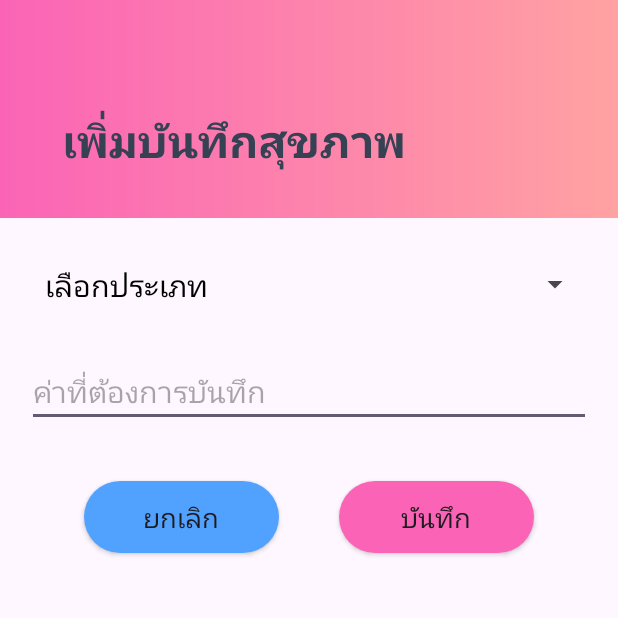
After one commit to thaksaporn0164/catcareapp, an Android app built with Jetpack Compose: the AddNoteActivity screen opened directly, with no data from a screen before it, on a phone screen of 412 x 824 dp, the top half of it. The commit adds this screen. Run offline under Robolectric (Android 15) with nearby library versions, the phone set to English and light mode, and no system bars.

Commit message:
create add note activity

```diff
--- a/app/src/main/AndroidManifest.xml
+++ b/app/src/main/AndroidManifest.xml
@@ -34,9 +34,9 @@
 
         <!-- (ไม่บังคับ) หน้า 3 -->
         <activity
-            android:name=".CatInfoActivity"
+            android:name=".AddNoteActivity"
             android:exported="false"
-            android:label="@string/cat_info_title"/>
+            android:label="@string/Addnote_title"/>
 
         <activity
             android:name=".MainActivity"
--- /dev/null
+++ b/app/src/main/java/com/example/catcare/AddNoteActivity.kt
@@ -0,0 +1,80 @@
+package com.example.catcare
+
+import android.graphics.Color
+import android.os.Bundle
+import android.view.View
+import android.view.ViewGroup
+import android.widget.AdapterView
+import android.widget.ArrayAdapter
+import android.widget.Button
+import android.widget.Spinner
+import android.widget.TextView
+import android.widget.Toast
+import androidx.activity.ComponentActivity
+
+class AddNoteActivity : ComponentActivity() {
+
+    private lateinit var noteType: Spinner
+    private lateinit var btnSaveNote: Button
+    private lateinit var btnCancel: Button
+
+
+    override fun onCreate(savedInstanceState: Bundle?) {
+        super.onCreate(savedInstanceState)
+        setContentView(R.layout.activity_add_note)
+
+        noteType = findViewById(R.id.noteType)
+        btnSaveNote = findViewById(R.id.btnSaveNote)
+        btnCancel = findViewById(R.id.btnCancel)
+
+        val adapter = object : ArrayAdapter<String>(
+            this,
+            R.layout.spinner_item,
+            resources.getStringArray(R.array.note_type)
+        ) {
+            override fun getDropDownView(
+                position: Int,
+                convertView: View?,
+                parent: ViewGroup
+            ): View {
+                val view = super.getDropDownView(position, convertView, parent)
+                val tv = view as TextView
+                if (position == 0) {
+                    tv.setTextColor(Color.GRAY)
+                } else {
+                    tv.setTextColor(Color.BLACK)
+                }
+                return view
+            }
+        }
+
+        adapter.setDropDownViewResource(R.layout.spinner_dropdown_item)
+        noteType.adapter = adapter
+
+        // ตั้งค่า default ให้เลือก placeholder
+        noteType.setSelection(0)
+
+        noteType.onItemSelectedListener = object : AdapterView.OnItemSelectedListener {
+            override fun onItemSelected(
+                parent: AdapterView<*>,
+                view: View?,
+                position: Int,
+                id: Long
+            ) {
+                if (position != 0) {
+                    val selected = parent.getItemAtPosition(position).toString()
+                    Toast.makeText(this@AddNoteActivity, "คุณเลือก: $selected", Toast.LENGTH_SHORT).show()
+                }
+            }
+
+            override fun onNothingSelected(parent: AdapterView<*>) {}
+        }
+
+        btnSaveNote.setOnClickListener {
+            finish()
+        }
+        btnCancel.setOnClickListener {
+            finish()
+        }
+    }
+}
--- a/app/src/main/java/com/example/catcare/NoteActivity.kt
+++ b/app/src/main/java/com/example/catcare/NoteActivity.kt
@@ -8,13 +8,19 @@ class NoteActivity: ComponentActivity() {
 
     private lateinit var btnBack: ImageButton
 
+    private lateinit var btnAddNote: ImageButton
+
     override fun onCreate(savedInstanceState: Bundle?) {
         super.onCreate(savedInstanceState)
         setContentView(R.layout.activity_note)
         btnBack = findViewById(R.id.btnBack)
+        btnAddNote = findViewById(R.id.btnAddNote)
 
         btnBack.setOnClickListener {
             finish()
         }
+
+        btnAddNote.setOnClickListener {
+            startActivity(android.content.Intent(this, AddNoteActivity::class.java))        }
     }
 }
--- a/app/src/main/java/com/example/catcare/VaccineActivity.kt
+++ b/app/src/main/java/com/example/catcare/VaccineActivity.kt
@@ -16,7 +16,6 @@ import org.threeten.bp.ZoneId
 import org.threeten.bp.temporal.ChronoUnit
 import java.util.Calendar
 import java.util.Locale
-import java.util.concurrent.TimeUnit
 
 class VaccineActivity : ComponentActivity() {
 
--- /dev/null
+++ b/app/src/main/res/drawable/selector_btn_bg_note.xml
@@ -0,0 +1,8 @@
+<?xml version="1.0" encoding="utf-8"?>
+<selector xmlns:android="http://schemas.android.com/apk/res/android">
+
+    <item android:drawable="@drawable/shape_btn_bg_note_pressed"
+        android:state_pressed="true"/>
+    <item android:drawable="@drawable/shape_btn_bg_note_normal"/>
+
+</selector>
--- /dev/null
+++ b/app/src/main/res/drawable/shape_btn_bg_note_normal.xml
@@ -0,0 +1,12 @@
+<?xml version="1.0" encoding="utf-8"?>
+<shape xmlns:android="http://schemas.android.com/apk/res/android">
+
+    <solid android:color="#FB64B6" />
+    <corners android:radius="100dp" />
+    <padding
+        android:bottom="10dp"
+        android:left="10dp"
+        android:right="10dp"
+        android:top="10dp" />
+
+</shape>
--- /dev/null
+++ b/app/src/main/res/drawable/shape_btn_bg_note_pressed.xml
@@ -0,0 +1,12 @@
+<?xml version="1.0" encoding="utf-8"?>
+<shape xmlns:android="http://schemas.android.com/apk/res/android">
+
+    <solid android:color="#fa329f" />
+    <corners android:radius="100dp" />
+    <padding
+        android:bottom="10dp"
+        android:left="10dp"
+        android:right="10dp"
+        android:top="10dp" />
+
+</shape>
--- /dev/null
+++ b/app/src/main/res/layout/activity_add_note.xml
@@ -0,0 +1,75 @@
+<?xml version="1.0" encoding="utf-8"?>
+<LinearLayout xmlns:android="http://schemas.android.com/apk/res/android"
+    android:layout_width="match_parent"
+    android:layout_height="match_parent"
+    android:orientation="vertical">
+
+    <LinearLayout
+        android:layout_width="match_parent"
+        android:layout_height="wrap_content"
+        android:background="@drawable/shape_bg_note"
+        android:gravity="center_vertical"
+        android:orientation="horizontal">
+
+        <TextView
+            android:layout_width="match_parent"
+            android:layout_height="wrap_content"
+            android:layout_marginTop="20dp"
+            android:padding="41dp"
+            android:text="@string/Addnote_title"
+            android:textColor="#364153"
+            android:textSize="30sp"
+            android:textStyle="bold" />
+
+    </LinearLayout>
+
+    <LinearLayout
+        android:layout_width="match_parent"
+        android:layout_height="wrap_content"
+        android:orientation="vertical"
+        android:padding="18dp">
+
+        <Spinner
+            android:id="@+id/noteType"
+            android:layout_width="match_parent"
+            android:layout_height="wrap_content" />
+
+        <EditText
+            android:layout_width="match_parent"
+            android:layout_height="wrap_content"
+            android:gravity="left"
+            android:hint="ค่าที่ต้องการบันทึก"
+            android:paddingTop="30dp"
+            android:paddingBottom="10dp"
+            android:textSize="20sp" />
+
+        <LinearLayout
+            android:layout_width="match_parent"
+            android:layout_height="wrap_content"
+            android:orientation="horizontal"
+            android:gravity="center"
+            android:layout_margin="16dp"
+            >
+            <Button
+                android:id="@+id/btnCancel"
+                android:layout_width="130dp"
+                android:layout_height="wrap_content"
+                android:text="ยกเลิก"
+                android:layout_margin="20dp"
+                android:textSize="18dp"
+                android:background="@drawable/selector_btn_bg_vac"
+                />
+            <Button
+                android:id="@+id/btnSaveNote"
+                android:layout_width="130dp"
+                android:layout_height="wrap_content"
+                android:text="บันทึก"
+                android:layout_margin="20dp"
+                android:textSize="18dp"
+                android:background="@drawable/selector_btn_bg_note"/>
+
+        </LinearLayout>
+
+
+    </LinearLayout>
+</LinearLayout>
--- a/app/src/main/res/layout/activity_note.xml
+++ b/app/src/main/res/layout/activity_note.xml
@@ -34,6 +34,7 @@
             android:textStyle="bold" />
 
         <ImageButton
+            android:id="@+id/btnAddNote"
             android:layout_width="35dp"
             android:layout_height="35dp"
             android:layout_marginTop="22dp"
--- /dev/null
+++ b/app/src/main/res/layout/spinner_item.xml
@@ -0,0 +1,8 @@
+<?xml version="1.0" encoding="utf-8"?>
+<TextView xmlns:android="http://schemas.android.com/apk/res/android"
+    android:id="@+id/text1"
+    android:layout_width="match_parent"
+    android:layout_height="wrap_content"
+    android:padding="12dp"
+    android:textSize="20sp"
+    android:textColor="@android:color/black" />
--- a/app/src/main/res/values/strings.xml
+++ b/app/src/main/res/values/strings.xml
@@ -5,4 +5,13 @@
     <string name="catName">Milky❤️</string>
     <string name="Timer_Title">ตั้งแจ้งเตือน</string>
     <string name="Note_title">บันทึกสุขภาพ</string>
+    <string name="Addnote_title">เพิ่มบันทึกสุขภาพ</string>
+    <string-array name="note_type">
+        <item>เลือกประเภท</item>
+        <item>อุณหภูมิ (°C)</item>
+        <item>น้ำหนัก (กิโลกรัม)</item>
+        <item>ปริมาณน้ที่ดื่มำ (ลิตร)</item>
+        <item>ปริมาณอาหารที่กิน (กรัม)</item>
+        <item>พฤติกรรมและอาการ</item>
+    </string-array>
 </resources>
```
Also changed, not shown: app/src/main/java/com/example/catcare/CatInfoActivity.kt (deleted, +0 -64 lines), app/src/main/res/layout/activity_cat_info.xml (deleted, +0 -51 lines), app/src/main/res/layout/spinner_dropdown_item.xml (added, +7 -0 lines).
